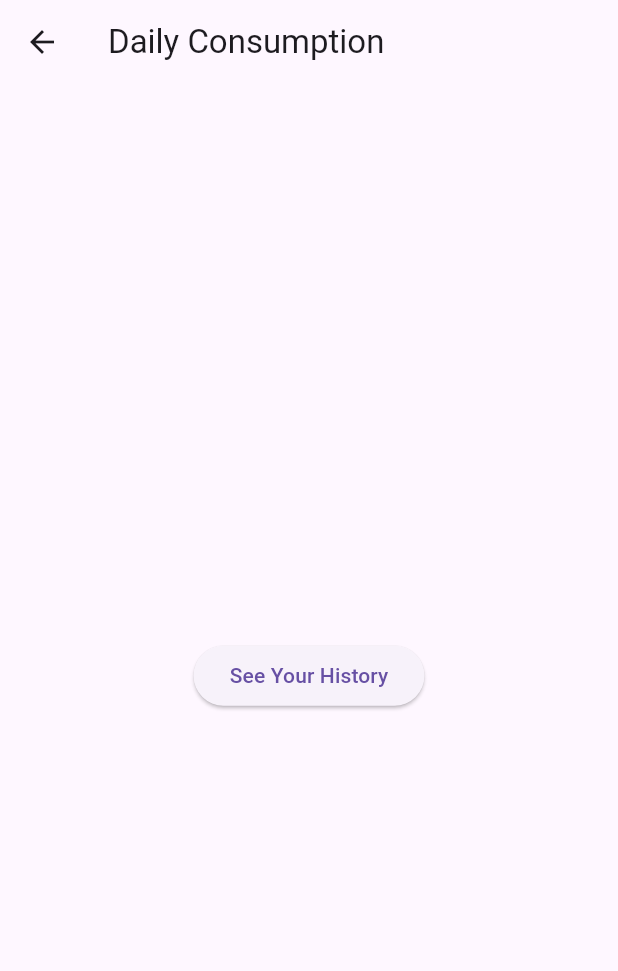
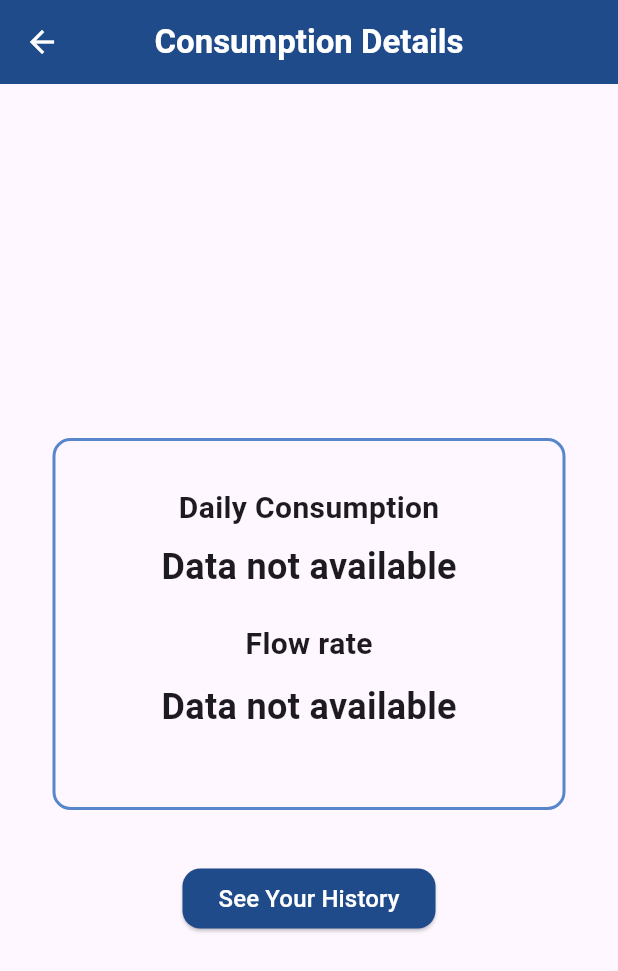
Before and after one commit to RashmiDulmini/SmartFlow, a Flutter app: the screen it shows after launch, after a tap on "Get Started", on a phone screen of 412 x 824 dp. Shown: the top 971 px of the screen. Run offline on Flutter 3.47's test engine with Material 3 defaults, Android fonts, the phone set to English and light mode, and no system bars; our stand-ins replace firebase_core, firebase_database; accounts and stored records are empty.

Commit message:
Get real time consumption / flow rate data
Get real time consumption / flow rate data | Basic Stylings

```diff
--- a/lib/daily_consumption.dart
+++ b/lib/daily_consumption.dart
@@ -1,4 +1,5 @@
 import 'package:flutter/material.dart';
+import 'package:firebase_database/firebase_database.dart';
 import 'package:smartflow/home_page.dart';
 
 class DailyConsumption extends StatefulWidget {
@@ -9,29 +10,102 @@ class DailyConsumption extends StatefulWidget {
 }
 
 class _DailyConsumptionState extends State<DailyConsumption> {
+  // Firebase database reference
+  final DatabaseReference _waterFlowRef = FirebaseDatabase.instance.ref('WaterFlow');
+
+  // Variables to hold the values
+  String totalVolume = "Loading...";
+  String flowRate = "Loading...";
+
+  // Initial operations when open the page
+  @override
+  void initState() {
+    super.initState();
+
+    // Listen for changes in the 'WaterFlow' node in real time db
+    _waterFlowRef.onValue.listen((event) {
+      final data = event.snapshot.value;
+
+      if (data != null && data is Map) {
+        // Safely extract TotalVolume and FlowRate
+        setState(() {
+          totalVolume = data['TotalVolume'] != null ? data['TotalVolume'].toString() : "Not Available";
+          flowRate = data['FlowRate'] != null ? data['FlowRate'].toString() : "Not Available";
+        });
+      } else {
+        setState(() {
+          totalVolume = "Data not available";
+          flowRate = "Data not available";
+        });
+      }
+    });
+  }
+
   @override
   Widget build(BuildContext context) {
     return Scaffold(
       appBar: AppBar(
-        title: const Text("Daily Consumption"),
+        centerTitle: true,
+        backgroundColor: Color(0xFF204B8A),
+        foregroundColor: Colors.white,
+        title: const Text("Consumption Details", style: TextStyle(fontSize: 22, fontWeight: FontWeight.bold),),
       ),
-
       body: Center(
         child: Column(
           mainAxisAlignment: MainAxisAlignment.center,
           children: [
-            const Text(""),
+            Container(
+              margin: const EdgeInsets.all(35),
+              width: double.infinity,
+              padding: const EdgeInsets.all(30),
+              decoration: BoxDecoration(
+                border: Border.all(color: Color(0xFF5787CA), width: 2),  // border color and width
+                borderRadius: BorderRadius.circular(12),  // rounded corners
+              ),
+              child: Column(
+                mainAxisAlignment: MainAxisAlignment.center,
+                children: [
+                  const Text(
+                    'Daily Consumption',
+                    style: TextStyle(fontSize: 20, fontWeight: FontWeight.bold),
+                  ),
+                  SizedBox(height: 8),
+                  Text(
+                    totalVolume,
+                    style: const TextStyle(fontSize: 24, fontWeight: FontWeight.bold),
+                  ),
+                  SizedBox(height: 20),
+                  const Text(
+                    'Flow rate',
+                    style: TextStyle(fontSize: 20, fontWeight: FontWeight.bold),
+                  ),
+                  SizedBox(height: 10),
+                  Text(
+                    flowRate,
+                    style: const TextStyle(fontSize: 24, fontWeight: FontWeight.bold),
+                  ),
+                  SizedBox(height: 20),
+                ],
+              ),
+            ),
             ElevatedButton(
               onPressed: () {
-
                 // Navigate to the home page
                 Navigator.push(
                   context,
                   MaterialPageRoute(builder: (context) => const MyHomePage(title: "")),
                 );
               },
-              child: const Text('See Your History'),
-            ),
+              style: ElevatedButton.styleFrom(
+                foregroundColor: Colors.white,
+                backgroundColor: Color(0xFF204B8A),
+                shape: RoundedRectangleBorder(
+                  borderRadius: BorderRadius.circular(12), // rounded corners
+                ),
+              ),
+              child: const Text('See Your History', style: TextStyle(fontSize: 16),),
+            )
+
           ],
         ),
       ),
--- a/lib/get_started.dart
+++ b/lib/get_started.dart
@@ -12,28 +12,45 @@ class _GetStartedState extends State<GetStarted> {
   @override
   Widget build(BuildContext context) {
     return Scaffold(
+      backgroundColor: Colors.white,
       appBar: AppBar(
-        title: const Text('    ...WELCOME TO THE SMART FLOW...'),
+        backgroundColor: const Color(0xFF204B8A),
+
+        centerTitle: true,
+        title: const Text('SMART FLOW', style: TextStyle(fontWeight: FontWeight.bold, color: Colors.white),),
       ),
 
-      body: Column(
+      body: Padding(
+        padding: const EdgeInsets.all(40.0),
+        child: Column(
           mainAxisAlignment: MainAxisAlignment.center,
           children: [
-          Image.asset('images/water.jpg'),
+            Image.asset('images/water_2.jpg'),
 
-          const SizedBox(height: 30), // Add space between image and button
+            const SizedBox(height: 50), // Add space between image and button
 
             // Navigate to the Daily Consumption page
             ElevatedButton(
               onPressed: () {
+                // Navigate to the home page
                 Navigator.push(
                   context,
-                MaterialPageRoute(builder: (context) => const DailyConsumption()),
+                  MaterialPageRoute(builder: (context) => DailyConsumption()),
                 );
               },
-            child: const Text('Get Started'),
+              style: ElevatedButton.styleFrom(
+                foregroundColor: Colors.white,
+                backgroundColor: Color(0xFF204B8A),
+                shape: RoundedRectangleBorder(
+                  borderRadius: BorderRadius.circular(15), // rounded corners
+                ),
+
+                minimumSize: Size(200,45)
+              ),
+              child: const Text('Get Started', style: TextStyle(fontSize: 17),),
             ),
           ],
+        ),
       ),
     );
   }
--- a/lib/main.dart
+++ b/lib/main.dart
@@ -1,28 +1,27 @@
-import 'package:firebase_core/firebase_core.dart';
 import 'package:flutter/material.dart';
-import 'package:smartflow/firebase_options.dart';
+import 'package:firebase_core/firebase_core.dart'; // Import firebase_core
 import 'package:smartflow/get_started.dart';
-
+import 'package:smartflow/home_page.dart';
+import 'daily_consumption.dart';
 
 void main() async {
-  WidgetsFlutterBinding.ensureInitialized();
-
-  await Firebase.initializeApp(
-    options: DefaultFirebaseOptions.currentPlatform,  // Use the generated options for platform-specific configuration
-  );
-
-  runApp(MyApp());
+  WidgetsFlutterBinding.ensureInitialized(); // Ensures binding before running app
+  await Firebase.initializeApp(); // Initialize Firebase
+  runApp(const MyApp());
 }
 
 class MyApp extends StatelessWidget {
+  const MyApp({super.key});
+
   @override
   Widget build(BuildContext context) {
     return MaterialApp(
-      title: 'Water Consumption Tracker',
+      debugShowCheckedModeBanner: false,
+      title: 'SmartFlow',
       theme: ThemeData(
         primarySwatch: Colors.blue,
       ),
-      home:const GetStarted(),
+      home: GetStarted(), // Your home page
     );
   }
 }
--- a/pubspec.yaml
+++ b/pubspec.yaml
@@ -31,6 +31,7 @@ dependencies:
   flutter:
     sdk: flutter
   firebase_core: ^3.10.1
+  firebase_database: ^11.3.1
 
 
   # The following adds the Cupertino Icons font to your application.
@@ -62,6 +63,7 @@ flutter:
   # To add assets to your application, add an assets section, like this:
   assets:
    - images/water.jpg
+   - images/water_2.jpg
 
 
   # An image asset can refer to one or more resolution-specific "variants", see
```
Also changed, not shown: images/water_2.jpg (added), pubspec.lock, 1 other file. Lines whose indentation alone changed are shown as unchanged.
